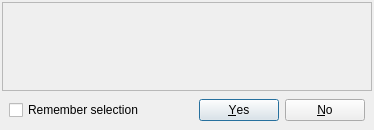
Above: uibase/src/questionboxmemory.ui from Holt59/mo2-merge before the change. Below: the same form after it.
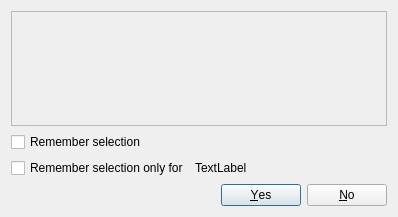
That is the form after the change.

Commit message: [uibase] Add a second parameter to QuestionBoxMemory which allows finer level of control

Patch:
```diff
--- a/uibase/src/questionboxmemory.ui
+++ b/uibase/src/questionboxmemory.ui
@@ -6,21 +6,15 @@
    <rect>
     <x>0</x>
     <y>0</y>
-    <width>374</width>
-    <height>130</height>
+    <width>398</width>
+    <height>217</height>
    </rect>
   </property>
   <property name="windowTitle">
    <string notr="true">Placeholder</string>
   </property>
-  <layout class="QVBoxLayout" name="verticalLayout" stretch="1,0">
-   <property name="spacing">
-    <number>1</number>
-   </property>
-   <property name="margin">
-    <number>2</number>
-   </property>
-   <item>
+  <layout class="QGridLayout" name="gridLayout">
+   <item row="0" column="0" colspan="2">
     <widget class="QFrame" name="frame">
      <property name="frameShape">
       <enum>QFrame::StyledPanel</enum>
@@ -28,8 +22,8 @@
      <property name="frameShadow">
       <enum>QFrame::Raised</enum>
      </property>
-     <layout class="QHBoxLayout" name="horizontalLayout" stretch="0,0">
-      <item>
+     <layout class="QFormLayout" name="formLayout">
+      <item row="0" column="0">
        <widget class="QLabel" name="iconLabel">
         <property name="sizePolicy">
          <sizepolicy hsizetype="Fixed" vsizetype="Preferred">
@@ -54,7 +48,7 @@
         </property>
        </widget>
       </item>
-      <item>
+      <item row="0" column="1">
        <widget class="QLabel" name="messageLabel">
         <property name="font">
          <font>
@@ -75,19 +69,28 @@
      </layout>
     </widget>
    </item>
-   <item>
-    <layout class="QHBoxLayout" name="horizontalLayout_2">
-     <property name="margin">
-      <number>7</number>
-     </property>
-     <item>
+   <item row="1" column="0">
       <widget class="QCheckBox" name="rememberCheckBox">
        <property name="text">
         <string>Remember selection</string>
        </property>
       </widget>
      </item>
-     <item>
+   <item row="2" column="0">
+    <widget class="QCheckBox" name="rememberForCheckBox">
+     <property name="text">
+      <string>Remember selection only for</string>
+     </property>
+    </widget>
+   </item>
+   <item row="2" column="1">
+    <widget class="QLabel" name="rememberForLabel">
+     <property name="text">
+      <string>TextLabel</string>
+     </property>
+    </widget>
+   </item>
+   <item row="3" column="1">
       <widget class="QDialogButtonBox" name="buttonBox">
        <property name="enabled">
         <bool>true</bool>
@@ -99,8 +102,6 @@
         <set>QDialogButtonBox::No|QDialogButtonBox::Yes</set>
        </property>
       </widget>
-     </item>
-    </layout>
    </item>
   </layout>
  </widget>
```
Lines whose indentation alone changed are shown as unchanged. The commit also changes 2 other files.
